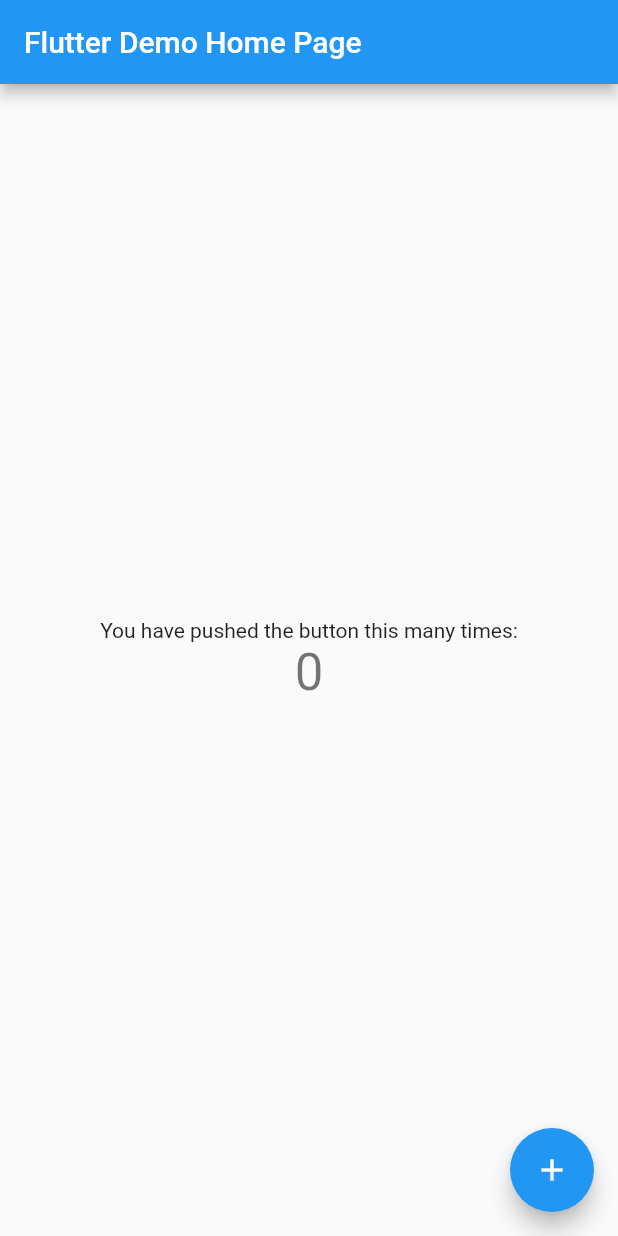
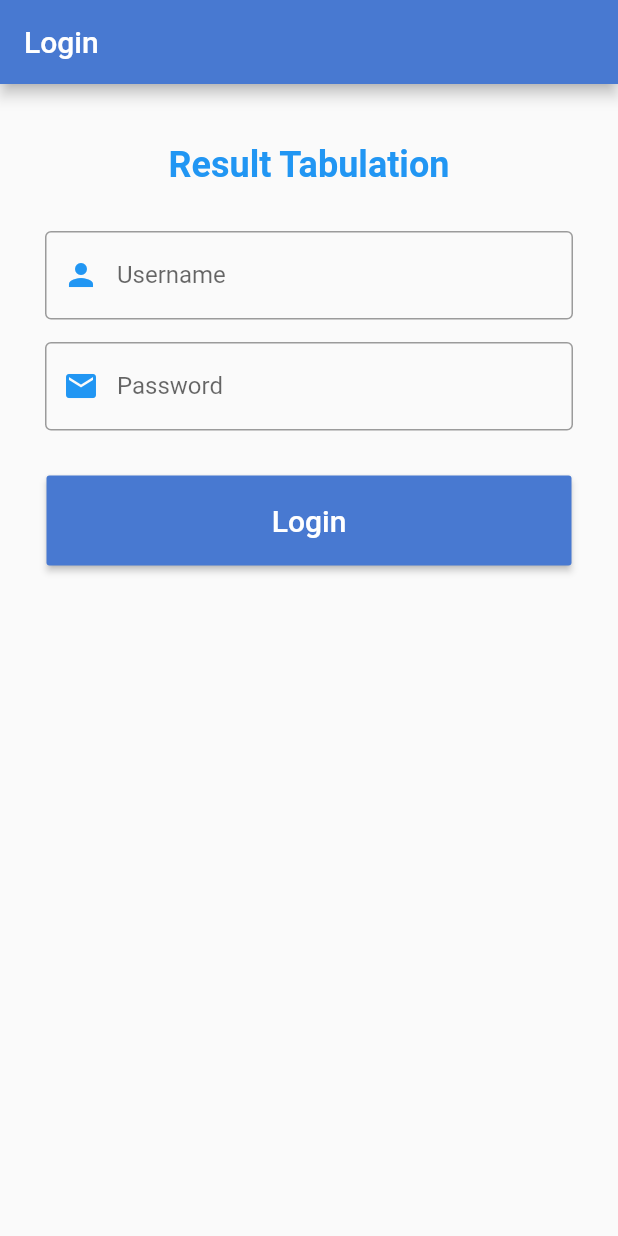
Before and after one commit to ECLK/MAFT, a Flutter app: the screen it shows after launch, on a phone screen of 412 x 824 dp. Run offline on Flutter 3.47's test engine with Material 2 defaults, Android fonts, the phone set to English and light mode, and no system bars.

Commit message:
Added Flutter content

```diff
--- a/lib/main.dart
+++ b/lib/main.dart
@@ -1,111 +1,94 @@
 import 'package:flutter/material.dart';
+import 'home.dart';
 
-void main() => runApp(MyApp());
 
-class MyApp extends StatelessWidget {
-  // This widget is the root of your application.
+void main() {
+  runApp(MaterialApp(
+    title: 'Navigation Basics',
+    home: Login(),
+  ));
+}
+
+class Login extends StatelessWidget {
   @override
   Widget build(BuildContext context) {
-    return MaterialApp(
-      title: 'Flutter Demo',
-      theme: ThemeData(
-        // This is the theme of your application.
-        //
-        // Try running your application with "flutter run". You'll see the
-        // application has a blue toolbar. Then, without quitting the app, try
-        // changing the primarySwatch below to Colors.green and then invoke
-        // "hot reload" (press "r" in the console where you ran "flutter run",
-        // or simply save your changes to "hot reload" in a Flutter IDE).
-        // Notice that the counter didn't reset back to zero; the application
-        // is not restarted.
-        primarySwatch: Colors.blue,
+    return Scaffold(
+      appBar: AppBar(
+        backgroundColor: Color.fromRGBO(72, 121, 209, 1),
+        title: Text("Login"),
       ),
-      home: MyHomePage(title: 'Flutter Demo Home Page'),
+      body: Container(
+        width: double.infinity,
+        child: new Column(
+          crossAxisAlignment: CrossAxisAlignment.center,
+          children: <Widget>[
+            new Row(),
+            Padding(
+              padding: const EdgeInsets.only(top: 40.0, bottom: 30.0),
+              child: new Text("Result Tabulation",
+                style: new TextStyle(
+                    fontSize: 24.0,
+                    color: Colors.blue,
+                    fontWeight: FontWeight.bold),
+              ),
+            ),
+            Padding(
+              padding: const EdgeInsets.only(right: 30.0, left: 30.0),
+              child: new TextField(
+                decoration: new InputDecoration(
+                border: new OutlineInputBorder(
+                borderSide: new BorderSide(color: Colors.blue)
+                ),
+                hintText: 'Username',
+                labelText: 'Username',
+                prefixIcon: const Icon(Icons.person, color: Colors.blue,),
+                prefixText: ' ',
+                suffixText: ' ',
+                ),
+              ),
+            ),
+            new SizedBox(
+              height: 15.0,
+            ),
+            Padding(
+              padding: const EdgeInsets.only(right: 30.0, left: 30.0),
+              child: new TextField(
+                decoration: InputDecoration(
+                  hintText: 'Password',
+                  border: new OutlineInputBorder(
+                  borderSide: new BorderSide(color: Colors.blue)
+                ),
+                labelText: 'Password',
+                prefixIcon: const Icon(Icons.mail, color: Colors.blue,),
+                  ),
+
+                obscureText: true,
+              ),
+            ),
+            Padding(
+             padding: const EdgeInsets.only(top: 30.0, right: 30.0, left: 30.0),
+              child: new SizedBox(
+                width: 350,
+                height: 60.0,
+                child: new RaisedButton(
+                  textColor: Colors.white,
+                  color: Color.fromRGBO(72, 121, 209, 1),
+                  child: Text(
+                    'Login',
+                    style: TextStyle(fontSize: 20),
+                  ),
+                  onPressed: () {
+                    Navigator.push(context,
+                      MaterialPageRoute(builder: (context) => Home()),
+                    );
+                  },
+                ),
+              ),
+            ),
+
+          ],
+        ),
+      ),
     );
   }
 }
-
-class MyHomePage extends StatefulWidget {
-  MyHomePage({Key key, this.title}) : super(key: key);
-
-  // This widget is the home page of your application. It is stateful, meaning
-  // that it has a State object (defined below) that contains fields that affect
-  // how it looks.
-
-  // This class is the configuration for the state. It holds the values (in this
-  // case the title) provided by the parent (in this case the App widget) and
-  // used by the build method of the State. Fields in a Widget subclass are
-  // always marked "final".
-
-  final String title;
-
-  @override
-  _MyHomePageState createState() => _MyHomePageState();
-}
-
-class _MyHomePageState extends State<MyHomePage> {
-  int _counter = 0;
-
-  void _incrementCounter() {
-    setState(() {
-      // This call to setState tells the Flutter framework that something has
-      // changed in this State, which causes it to rerun the build method below
-      // so that the display can reflect the updated values. If we changed
-      // _counter without calling setState(), then the build method would not be
-      // called again, and so nothing would appear to happen.
-      _counter++;
-    });
-  }
-
-  @override
-  Widget build(BuildContext context) {
-    // This method is rerun every time setState is called, for instance as done
-    // by the _incrementCounter method above.
-    //
-    // The Flutter framework has been optimized to make rerunning build methods
-    // fast, so that you can just rebuild anything that needs updating rather
-    // than having to individually change instances of widgets.
-    return Scaffold(
-      appBar: AppBar(
-        // Here we take the value from the MyHomePage object that was created by
-        // the App.build method, and use it to set our appbar title.
-        title: Text(widget.title),
-      ),
-      body: Center(
-        // Center is a layout widget. It takes a single child and positions it
-        // in the middle of the parent.
-        child: Column(
-          // Column is also layout widget. It takes a list of children and
-          // arranges them vertically. By default, it sizes itself to fit its
-          // children horizontally, and tries to be as tall as its parent.
-          //
-          // Invoke "debug painting" (press "p" in the console, choose the
-          // "Toggle Debug Paint" action from the Flutter Inspector in Android
-          // Studio, or the "Toggle Debug Paint" command in Visual Studio Code)
-          // to see the wireframe for each widget.
-          //
-          // Column has various properties to control how it sizes itself and
-          // how it positions its children. Here we use mainAxisAlignment to
-          // center the children vertically; the main axis here is the vertical
-          // axis because Columns are vertical (the cross axis would be
-          // horizontal).
-          mainAxisAlignment: MainAxisAlignment.center,
-          children: <Widget>[
-            Text(
-              'You have pushed the button this many times:',
-            ),
-            Text(
-              '$_counter',
-              style: Theme.of(context).textTheme.display1,
-            ),
-          ],
-        ),
-      ),
-      floatingActionButton: FloatingActionButton(
-        onPressed: _incrementCounter,
-        tooltip: 'Increment',
-        child: Icon(Icons.add),
-      ), // This trailing comma makes auto-formatting nicer for build methods.
-    );
-  }
-}
--- a/pubspec.yaml
+++ b/pubspec.yaml
@@ -30,7 +30,7 @@
 
 
 # For information on the generic Dart part of this file, see the
-# following page: https://dart.dev/tools/pub/pubspec
+# following page: https://www.dartlang.org/tools/pub/pubspec
 
 # The following section is specific to Flutter.
 flutter:
```
Also changed, not shown: lib/camera_view.dart (added, +40 -0 lines), lib/home.dart (added, +118 -0 lines), pubspec.lock, 12 other files.
